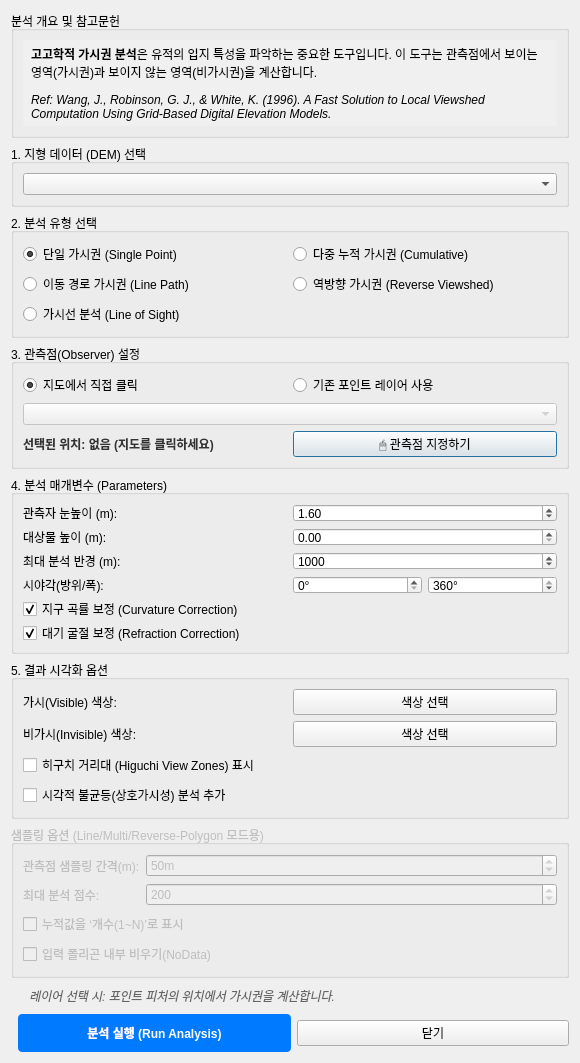
This is tools/viewshed_dialog_base.ui in lzpxilfe/ar as Qt 5 draws it before an edit. The edited form follows.
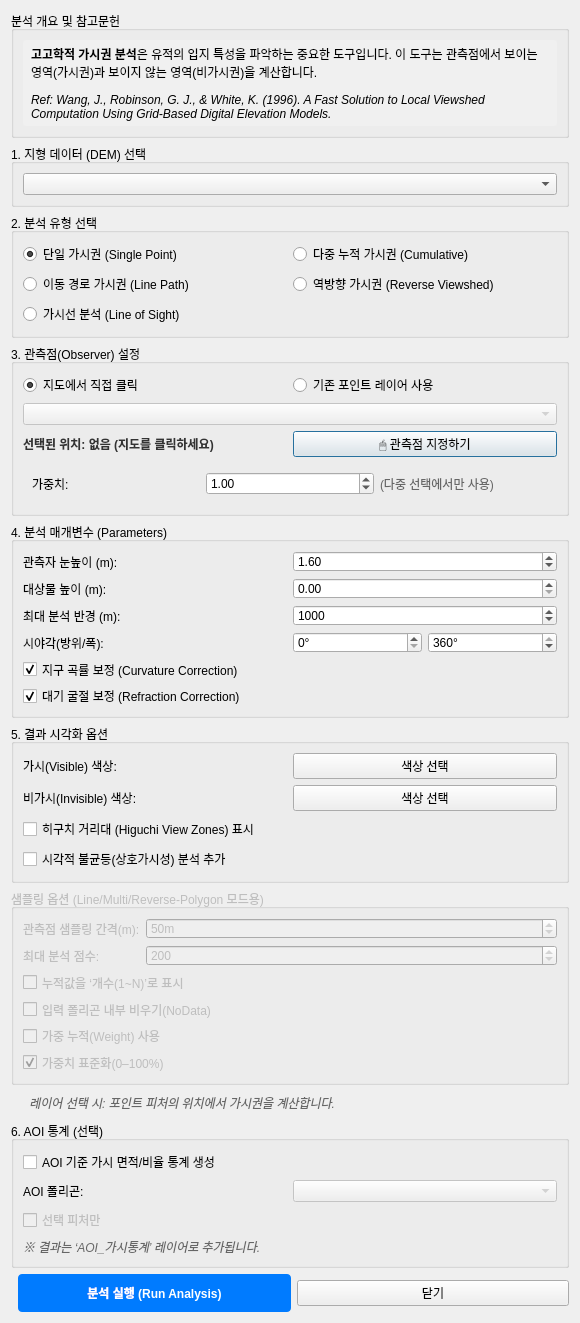
This is the edited form. Custom widgets are drawn as their Qt base class.

Commit message: Viewshed: AOI stats + weighted cumulative

The edit to the form file:
```diff
--- a/tools/viewshed_dialog_base.ui
+++ b/tools/viewshed_dialog_base.ui
@@ -169,6 +169,54 @@
         </item>
        </layout>
       </item>
+      <item>
+       <widget class="QWidget" name="widgetPointWeight">
+        <property name="visible">
+         <bool>false</bool>
+        </property>
+        <layout class="QHBoxLayout" name="horizontalLayout_PointWeight">
+         <item>
+          <widget class="QLabel" name="lblPointWeight">
+           <property name="text">
+            <string>가중치:</string>
+           </property>
+          </widget>
+         </item>
+         <item>
+          <widget class="QDoubleSpinBox" name="spinPointWeight">
+           <property name="decimals">
+            <number>2</number>
+           </property>
+           <property name="minimum">
+            <double>0.000000000000000</double>
+           </property>
+           <property name="maximum">
+            <double>1000.000000000000000</double>
+           </property>
+           <property name="singleStep">
+            <double>0.100000000000000</double>
+           </property>
+           <property name="value">
+            <double>1.000000000000000</double>
+           </property>
+           <property name="toolTip">
+            <string>다중 클릭 시, 이번에 추가하는 관측점에 적용되는 가중치입니다.</string>
+           </property>
+          </widget>
+         </item>
+         <item>
+          <widget class="QLabel" name="lblPointWeightHint">
+           <property name="text">
+            <string>(다중 선택에서만 사용)</string>
+           </property>
+           <property name="styleSheet">
+            <string>color: #666;</string>
+           </property>
+          </widget>
+         </item>
+        </layout>
+       </widget>
+      </item>
      </layout>
     </widget>
    </item>
@@ -450,6 +498,41 @@
        <property name="visible">
         <bool>false</bool>
        </property>
+     </widget>
+     </item>
+     <item row="4" column="0" colspan="2">
+      <widget class="QCheckBox" name="chkWeightedCumulative">
+       <property name="text">
+        <string>가중 누적(Weight) 사용</string>
+       </property>
+       <property name="toolTip">
+        <string>관측점별 가중치를 합산하여 누적 가시권을 계산합니다. (기본=1.0)</string>
+       </property>
+       <property name="checked">
+        <bool>false</bool>
+       </property>
+       <property name="visible">
+        <bool>false</bool>
+       </property>
+      </widget>
+     </item>
+     <item row="5" column="0" colspan="2">
+      <widget class="QCheckBox" name="chkNormalizeWeighted">
+       <property name="text">
+        <string>가중치 표준화(0–100%)</string>
+       </property>
+       <property name="toolTip">
+        <string>누적값을 전체 가중치 합으로 나눠 백분율(0–100)로 표준화합니다.</string>
+       </property>
+       <property name="checked">
+        <bool>true</bool>
+       </property>
+       <property name="enabled">
+        <bool>false</bool>
+       </property>
+       <property name="visible">
+        <bool>false</bool>
+       </property>
       </widget>
      </item>
     </layout>
@@ -472,6 +555,66 @@
     </widget>
    </item>
 
+   <item>
+    <widget class="QGroupBox" name="groupAoiStats">
+     <property name="title">
+      <string>6. AOI 통계 (선택)</string>
+     </property>
+     <layout class="QGridLayout" name="gridLayout_AoiStats">
+      <item row="0" column="0" colspan="2">
+       <widget class="QCheckBox" name="chkAoiStats">
+        <property name="text">
+         <string>AOI 기준 가시 면적/비율 통계 생성</string>
+        </property>
+        <property name="checked">
+         <bool>false</bool>
+        </property>
+       </widget>
+      </item>
+      <item row="1" column="0">
+       <widget class="QLabel" name="lblAoiStatsLayer">
+        <property name="text">
+         <string>AOI 폴리곤:</string>
+        </property>
+       </widget>
+      </item>
+      <item row="1" column="1">
+       <widget class="QgsMapLayerComboBox" name="cmbAoiStatsLayer">
+        <property name="enabled">
+         <bool>false</bool>
+        </property>
+       </widget>
+      </item>
+      <item row="2" column="0" colspan="2">
+       <widget class="QCheckBox" name="chkAoiStatsSelectedOnly">
+        <property name="text">
+         <string>선택 피처만</string>
+        </property>
+        <property name="enabled">
+         <bool>false</bool>
+        </property>
+        <property name="checked">
+         <bool>false</bool>
+        </property>
+       </widget>
+      </item>
+      <item row="3" column="0" colspan="2">
+       <widget class="QLabel" name="lblAoiStatsHint">
+        <property name="text">
+         <string>※ 결과는 ‘AOI_가시통계’ 레이어로 추가됩니다.</string>
+        </property>
+        <property name="wordWrap">
+         <bool>true</bool>
+        </property>
+        <property name="styleSheet">
+         <string>color: #666; font-style: italic;</string>
+        </property>
+       </widget>
+      </item>
+     </layout>
+    </widget>
+   </item>
+
    <item>
     <spacer name="verticalSpacer">
      <property name="orientation">
```
Left out of the diff: 2 changed lines with no effect on the pictures. The commit also changes 3 other files.
